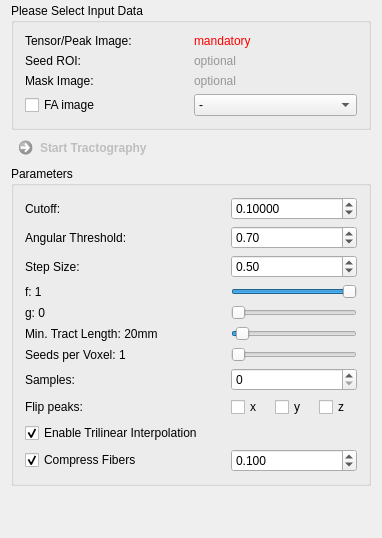
Before: the Qt Designer form Plugins/org.mitk.gui.qt.diffusionimaging/src/internal/QmitkStreamlineTrackingViewControls.ui in MITK/MITK, drawn with Qt 5.
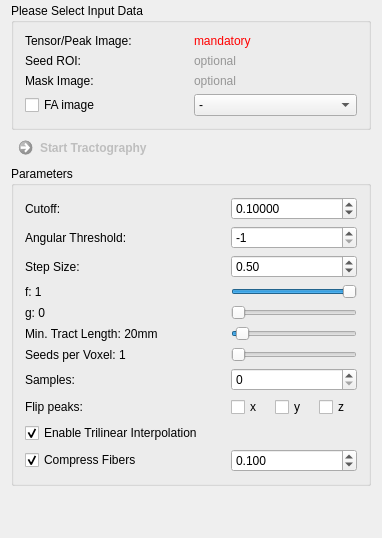
After: the same form once the commit is applied. Custom widgets are drawn as their Qt base class.

```diff
--- a/Plugins/org.mitk.gui.qt.diffusionimaging/src/internal/QmitkStreamlineTrackingViewControls.ui
+++ b/Plugins/org.mitk.gui.qt.diffusionimaging/src/internal/QmitkStreamlineTrackingViewControls.ui
@@ -61,22 +61,6 @@
       <string>Parameters</string>
      </property>
      <layout class="QGridLayout" name="gridLayout_2">
-      <item row="3" column="1">
-       <widget class="QDoubleSpinBox" name="m_AngularThresholdBox">
-        <property name="decimals">
-         <number>2</number>
-        </property>
-        <property name="maximum">
-         <double>1.000000000000000</double>
-        </property>
-        <property name="singleStep">
-         <double>0.100000000000000</double>
-        </property>
-        <property name="value">
-         <double>0.700000000000000</double>
-        </property>
-       </widget>
-      </item>
       <item row="5" column="0">
        <widget class="QLabel" name="m_fLabel">
         <property name="toolTip">
@@ -400,6 +384,22 @@
         </layout>
        </widget>
       </item>
+      <item row="3" column="1">
+       <widget class="QSpinBox" name="m_AngularThresholdBox">
+        <property name="minimum">
+         <number>-1</number>
+        </property>
+        <property name="maximum">
+         <number>90</number>
+        </property>
+        <property name="singleStep">
+         <number>1</number>
+        </property>
+        <property name="value">
+         <number>-1</number>
+        </property>
+       </widget>
+      </item>
      </layout>
     </widget>
    </item>
```
